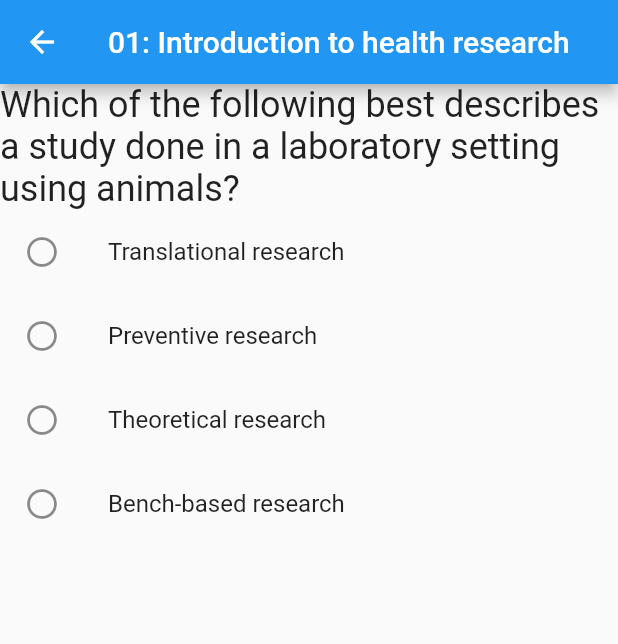
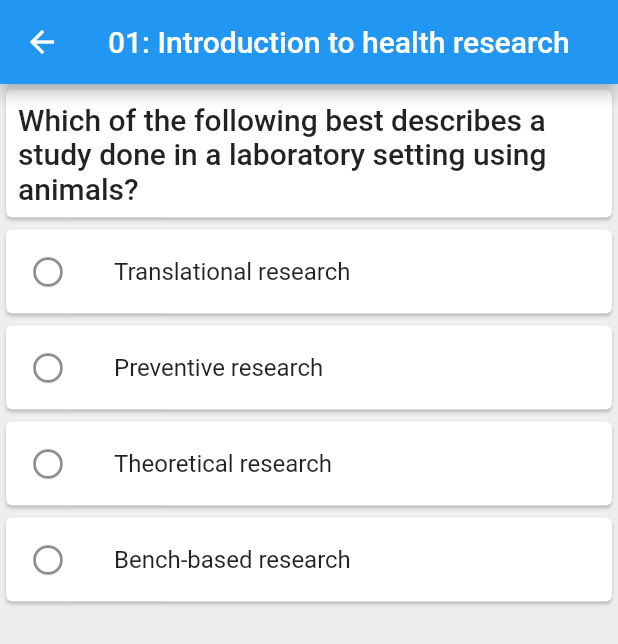
Before and after one commit to fdrepo/BCBR-Question-Bank, a Flutter app: the screen it shows after launch, after a tap on an icon or button, on a phone screen of 412 x 824 dp. Shown: the top 644 px of the screen. Run offline on Flutter 3.47's test engine with Material 2 defaults, Android fonts, the phone set to English and light mode, and no system bars; our stand-ins replace csv, flutter_hooks, flutter_redux, freezed_annotation, redux; generated files the repository leaves out were written again.

Commit message:
Minimal functional quiz App

```diff
--- a/lib/main.dart
+++ b/lib/main.dart
@@ -1,13 +1,13 @@
-import 'package:fd_bcbr/mcqs/quiz/quiz_middleware.dart';
-import 'package:fd_bcbr/mcqs/tags/tags_actions.dart';
 import 'package:flutter/material.dart';
 import 'package:flutter_redux/flutter_redux.dart';
 import 'package:redux/redux.dart';
-import 'package:redux_remote_devtools/redux_remote_devtools.dart';
+// import 'package:redux_remote_devtools/redux_remote_devtools.dart';
 
 import 'app_state.dart';
 import 'mcqs/quiz/quiz_actions.dart';
+import 'mcqs/quiz/quiz_middleware.dart';
 import 'mcqs/quiz/quiz_reducer.dart';
+import 'mcqs/tags/tags_actions.dart';
 import 'mcqs/tags/tags_middleware.dart';
 import 'mcqs/tags/tags_reducer.dart';
 import 'mcqs/tags/tags_screen.dart';
@@ -15,7 +15,7 @@ import 'repos/mcq_data_repo/csv_mcq_data_repo.dart';
 
 Future<void> main() async {
   final repo = CsvMcqDataRepo();
-  final remoteDevTools = RemoteDevToolsMiddleware('localhost:8000');
+  // final remoteDevTools = RemoteDevToolsMiddleware('localhost:8000');
 
   final store = Store<AppState>(
     combineReducers<AppState>([
@@ -26,12 +26,12 @@ Future<void> main() async {
     middleware: [
       TagsMiddleware(repo),
       QuizMiddleware(repo: repo, mcqsCount: 10),
-      remoteDevTools,
+      // remoteDevTools,
     ],
   );
 
-  remoteDevTools.store = store;
-  await (remoteDevTools.connect()).timeout(const Duration(seconds: 10));
+  // remoteDevTools.store = store;
+  // await (remoteDevTools.connect()).timeout(const Duration(seconds: 10));
 
   runApp(MyApp(store: store));
 }
@@ -45,8 +45,9 @@ class MyApp extends StatelessWidget {
   Widget build(BuildContext context) {
     return StoreProvider(
       store: store,
-      child: const MaterialApp(
-        home: TagsScreen(),
+      child: MaterialApp(
+        home: const TagsScreen(),
+        theme: ThemeData(scaffoldBackgroundColor: Colors.grey.shade200),
       ),
     );
   }
--- a/lib/mcqs/quiz/quiz_screen.dart
+++ b/lib/mcqs/quiz/quiz_screen.dart
@@ -1,13 +1,13 @@
 import 'package:flutter/material.dart';
-import 'package:flutter_hooks/flutter_hooks.dart'
-    show usePageController, HookWidget;
+import 'package:flutter_hooks/flutter_hooks.dart' hide Store;
 import 'package:flutter_redux/flutter_redux.dart';
 import 'package:redux/redux.dart';
 
 import '../../app_state.dart';
 import '../../models/mcq.dart';
 import 'quiz_actions.dart';
-import 'quiz_selector.dart';
+import 'quiz_selectors.dart';
+import 'quiz_state.dart';
 
 class QuizScreen extends HookWidget {
   const QuizScreen({
@@ -18,59 +18,167 @@ class QuizScreen extends HookWidget {
   final String tag;
 
   static MaterialPageRoute<dynamic> route(String tag) {
-    return MaterialPageRoute(builder: (context) => QuizScreen(tag: tag));
+    return MaterialPageRoute<dynamic>(
+        builder: (context) => QuizScreen(tag: tag));
   }
 
-  void _onInit(Store<AppState> store) {
+  void _loadMcqs(Store<AppState> store) {
     store.dispatch(QuizActions.loadMcqs(tag));
   }
 
   @override
   Widget build(BuildContext context) {
-    final pageController = usePageController();
     return Scaffold(
       appBar: AppBar(title: Text(tag)),
-      body: StoreConnector<AppState, List<MCQ>?>(
-        onInit: _onInit,
-        converter: (store) => mcqs(store.state),
-        builder: (context, mcqs) => _buildBody(context, mcqs, pageController),
+      body: Column(
+        crossAxisAlignment: CrossAxisAlignment.stretch,
+        children: [
+          const Expanded(child: QuizScreenBody()),
+          StoreConnector<AppState, NextPageStatus>(
+            onInit: _loadMcqs,
+            converter: (store) => getNextPageStatus(store.state),
+            builder: _buildBottomSheet,
+          ),
+        ],
       ),
     );
   }
 
-  Widget _buildBody(
-    BuildContext context,
-    List<MCQ>? mcqs,
-    PageController pageController,
-  ) {
-    if (mcqs == null) {
+  Widget _buildBottomSheet(BuildContext context, NextPageStatus status) {
+    if (status == NextPageStatus.notShown) return const SizedBox.shrink();
+
+    late final String title;
+    late final VoidCallback? onTap;
+    switch (status) {
+      case NextPageStatus.notShown:
+        return const SizedBox.shrink();
+      case NextPageStatus.nextQuestion:
+        title = 'Next Question';
+        onTap = () {
+          StoreProvider.of<AppState>(context, listen: false)
+              .dispatch(const QuizActions.nextMcq());
+        };
+        break;
+      case NextPageStatus.showResult:
+        title = 'Show Result';
+        onTap = () {
+          StoreProvider.of<AppState>(context, listen: false)
+              .dispatch(const QuizActions.nextMcq());
+        };
+        break;
+      case NextPageStatus.submit:
+        title = 'Submit';
+        onTap = () {
+          StoreProvider.of<AppState>(context, listen: false)
+              .dispatch(const QuizActions.submit());
+        };
+    }
+
+    return Padding(
+      padding: const EdgeInsets.symmetric(horizontal: 8.0),
+      child: ElevatedButton(onPressed: onTap, child: Text(title)),
+    );
+  }
+}
+
+class QuizScreenBody extends HookWidget {
+  const QuizScreenBody({Key? key}) : super(key: key);
+
+  @override
+  Widget build(BuildContext context) {
+    final quizSnapshot = useStream(
+        StoreProvider.of<AppState>(context).onChange.map((s) => s.quiz));
+
+    final quiz = quizSnapshot.data;
+    final mcqs = quiz?.mcqs;
+    if (quiz == null || mcqs == null) {
       return const Center(child: CircularProgressIndicator());
     }
 
-    return PageView(
+    final currentPageIndex = useState(quiz.currentMcqIndex);
+    final pageController =
+        usePageController(initialPage: currentPageIndex.value);
+
+    if (quiz.status == QuizStatus.complete) {
+      final theme = Theme.of(context).textTheme;
+      final correctAnswers = quiz.correctlyAnsweredMcqIndices.length;
+      final totalQuestions = mcqs.length;
+      return Center(
+        child: Column(
+          mainAxisAlignment: MainAxisAlignment.center,
+          children: [
+            Text('$correctAnswers / $totalQuestions', style: theme.headline4),
+            Text('CORRECT', style: theme.headline5),
+          ],
+        ),
+      );
+    }
+
+    final currentMcq = quiz.currentMcq;
+    if (currentMcq == null || currentPageIndex.value != quiz.currentMcqIndex) {
+      currentPageIndex.value = quiz.currentMcqIndex;
+      pageController.animateToPage(
+        currentPageIndex.value,
+        duration: const Duration(milliseconds: 300),
+        curve: Curves.linear,
+      );
+    }
+
+    return PageView.builder(
       controller: pageController,
-      children: mcqs.map((mcq) => McqView(mcq: mcq)).toList(),
+      physics: const NeverScrollableScrollPhysics(),
+      itemCount: mcqs.length,
+      itemBuilder: (context, index) {
+        return McqView(mcq: mcqs[index], answerStatus: getAnswerStatus(quiz));
+      },
     );
   }
 }
 
 class McqView extends StatelessWidget {
-  const McqView({Key? key, required this.mcq}) : super(key: key);
+  const McqView({Key? key, required this.mcq, required this.answerStatus})
+      : super(key: key);
 
   final MCQ mcq;
+  final Map<String, AnswerStatus> answerStatus;
+
+  Widget _leadingIcon(String answer) {
+    switch (answerStatus[answer]) {
+      case null:
+        return const Icon(Icons.circle_outlined);
+      case AnswerStatus.selected:
+        return const Icon(Icons.circle);
+      case AnswerStatus.incorrect:
+        return const Icon(Icons.remove_circle_rounded, color: Colors.red);
+      case AnswerStatus.correct:
+        return const Icon(Icons.check_circle_rounded, color: Colors.green);
+    }
+  }
 
   @override
   Widget build(BuildContext context) {
     final theme = Theme.of(context);
-    return Column(
-      children: [
-        Text(mcq.question, style: theme.textTheme.headline5),
-        for (final answer in mcq.allAnswers)
-          ListTile(
-            leading: const Icon(Icons.circle_outlined),
-            title: Text(answer),
-          )
-      ],
+    return SingleChildScrollView(
+      child: Column(
+        crossAxisAlignment: CrossAxisAlignment.stretch,
+        children: [
+          Card(
+            child: Padding(
+              padding: const EdgeInsets.all(8.0),
+              child: Text(mcq.question, style: theme.textTheme.headline6),
+            ),
+          ),
+          for (final answer in mcq.allAnswers)
+            Card(
+              child: ListTile(
+                leading: _leadingIcon(answer),
+                title: Text(answer),
+                onTap: () => StoreProvider.of<AppState>(context, listen: false)
+                    .dispatch(QuizActions.select(answer)),
+              ),
+            )
+        ],
+      ),
     );
   }
 }
--- a/lib/mcqs/quiz/quiz_selector.dart
+++ /dev/null
@@ -1,15 +0,0 @@
-import '../../app_state.dart';
-import '../../models/mcq.dart';
-
-List<MCQ>? mcqs(AppState state) {
-  return state.quiz.mcqs;
-}
-
-String? nextPageTitle(AppState state) {
-  final quiz = state.quiz;
-  if (quiz.isCompleted) {
-    return 'Show Results';
-  } else if (quiz.isAnswered) {
-    return 'Next Question';
-  }
-}
--- /dev/null
+++ b/lib/mcqs/quiz/quiz_selectors.dart
@@ -0,0 +1,60 @@
+import '../../app_state.dart';
+import '../../models/mcq.dart';
+import 'quiz_state.dart';
+
+class PageData {
+  final int position;
+  final List<MCQ>? mcqs;
+
+  PageData(this.position, this.mcqs);
+}
+
+PageData getPageData(AppState state) {
+  final quiz = state.quiz;
+  return PageData(quiz.currentMcqIndex, quiz.mcqs);
+}
+
+enum NextPageStatus { notShown, submit, nextQuestion, showResult }
+
+NextPageStatus getNextPageStatus(AppState state) {
+  final quiz = state.quiz;
+
+  final currentMcq = quiz.currentMcq;
+  if (currentMcq != null) {
+    if (quiz.isAnswered) {
+      if (quiz.allMcqsAnswered) {
+        return NextPageStatus.showResult;
+      } else {
+        return NextPageStatus.nextQuestion;
+      }
+    } else if (currentMcq.isMultipleChoice) {
+      return NextPageStatus.submit;
+    }
+  }
+
+  return NextPageStatus.notShown;
+}
+
+enum AnswerStatus { selected, correct, incorrect }
+
+Map<String, AnswerStatus> getAnswerStatus(QuizState quiz) {
+  final currentMcq = quiz.currentMcq;
+  if (currentMcq == null) {
+    return {};
+  }
+
+  final res = <String, AnswerStatus>{};
+  if (quiz.isAnswered) {
+    for (final ans in quiz.selectedAnswers) {
+      res[ans] = currentMcq.correctAnswers.contains(ans)
+          ? AnswerStatus.correct
+          : AnswerStatus.incorrect;
+    }
+  } else {
+    for (final ans in quiz.selectedAnswers) {
+      res[ans] = AnswerStatus.selected;
+    }
+  }
+
+  return res;
+}
--- a/lib/mcqs/quiz/quiz_state.dart
+++ b/lib/mcqs/quiz/quiz_state.dart
@@ -34,9 +34,21 @@ class QuizState with _$QuizState {
   bool get isAnswered =>
       status == QuizStatus.correct || status == QuizStatus.incorrect;
 
-  bool get isCompleted {
+  bool get isCompleted => status == QuizStatus.complete;
+
+  bool get allMcqsAnswered {
     final mcqs = this.mcqs;
-    return mcqs != null && (mcqs.isEmpty || mcqs.length == currentMcqIndex + 1);
+    return mcqs != null &&
+        mcqs.length ==
+            correctlyAnsweredMcqIndices.length +
+                incorrectlyAnsweredMcqIndices.length;
+  }
+
+  MCQ? get currentMcq {
+    final mcqs = this.mcqs;
+    if (mcqs != null && currentMcqIndex < mcqs.length) {
+      return mcqs[currentMcqIndex];
+    }
   }
 
   factory QuizState.fromJson(Map<String, dynamic> json) =>
--- a/lib/mcqs/tags/tags_screen.dart
+++ b/lib/mcqs/tags/tags_screen.dart
@@ -37,7 +37,8 @@ class TagsScreen extends StatelessWidget {
         return Card(
           child: ListTile(
             title: Text('# $tag'),
-            onTap: () => Navigator.of(context).push(QuizScreen.route(tag)),
+            onTap: () =>
+                Navigator.of(context).push<void>(QuizScreen.route(tag)),
           ),
         );
       },
--- a/lib/models/mcq.dart
+++ b/lib/models/mcq.dart
@@ -17,6 +17,8 @@ class MCQ with _$MCQ {
 
   late final allAnswers = [...correctAnswers, ...wrongAnswers]..shuffle();
 
+  bool get isMultipleChoice => correctAnswers.length > 1;
+
   factory MCQ.fromJson(Map<String, dynamic> json) => _$MCQFromJson(json);
 }
 // List of Correct option , List of Wrong question
--- a/lib/repos/mcq_data_repo/csv_mcq_data_repo.dart
+++ b/lib/repos/mcq_data_repo/csv_mcq_data_repo.dart
@@ -14,7 +14,7 @@ class CsvMcqDataRepo extends McqDataRepo {
     }
 
     final rawCsvFile = await rootBundle.loadString('assets/data.csv');
-    final csvData = const CsvToListConverter().convert(rawCsvFile);
+    final csvData = const CsvToListConverter().convert<dynamic>(rawCsvFile);
 
     final mcqs = <MCQ>[];
     for (final row in csvData.sublist(1)) {
@@ -22,7 +22,7 @@ class CsvMcqDataRepo extends McqDataRepo {
       final correctAnswers = <String>[];
       final wrongAnswers = <String>[];
       for (int i = 3; i <= 6; i++) {
-        final option = csvData[0][i];
+        final option = csvData[0][i] as String;
         if (option == correctOption) {
           correctAnswers.add(row[i].toString());
         } else {
@@ -32,7 +32,7 @@ class CsvMcqDataRepo extends McqDataRepo {
       mcqs.add(
         MCQ(
           questionNumber: row[0].toString(),
-          categoricalTags: [row[1]],
+          categoricalTags: [row[1] as String],
           question: row[2].toString(),
           correctAnswers: correctAnswers,
           wrongAnswers: wrongAnswers,
```
Also changed, not shown: analysis_options.yaml (+9 -0 lines), lib/mcqs/quiz/quiz_reducer.dart (+20 -14 lines).
